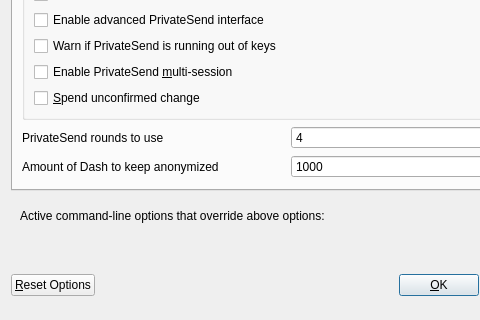
Qt form src/qt/forms/optionsdialog.ui (trinm1987/villagCoin) before a commit; both pictures show x 0 to 480 and y 117 to 437 of the 576 by 437 pixel window.
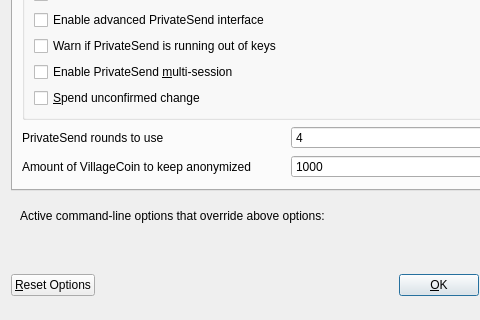
The same form after that commit. The open tabs and pages were chosen to show the change. Custom widgets are drawn as their Qt base class.

```diff
--- a/src/qt/forms/optionsdialog.ui
+++ b/src/qt/forms/optionsdialog.ui
@@ -253,7 +253,7 @@
             <string notr="true"/>
            </property>
            <property name="text">
-            <string>Amount of Dash to keep anonymized</string>
+            <string>Amount of VillageCoin to keep anonymized</string>
            </property>
           </widget>
          </item>
```
Left out of the diff: 6 changed lines with no effect on the pictures.
